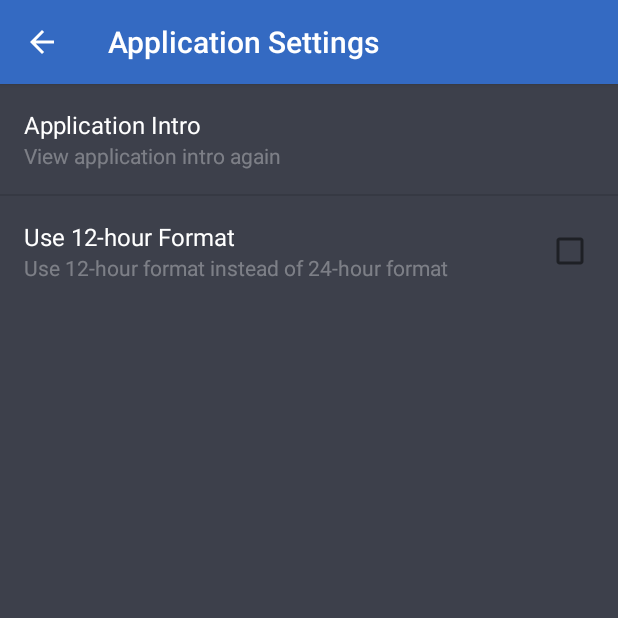
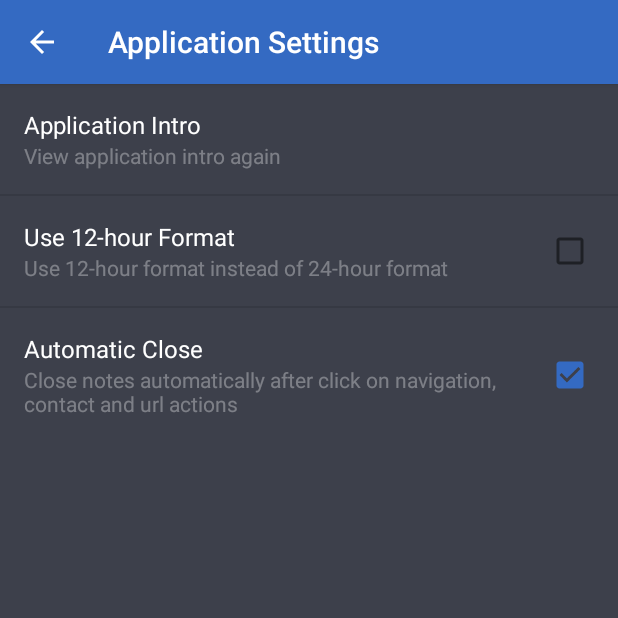
Before and after one commit to tommasoberlose/focus-lite, an Android app: the screen it shows after launch (Settings), after a tap on "APPLICATION SETTINGS", on a phone screen of 412 x 824 dp, the top half of it. Run offline under Robolectric (Android 15) with nearby library versions, the phone set to English and light mode, and no system bars; libraries missing offline, so code that uses them is left out: com.github.paolorotolo.appintro.

Commit message:
Sistemato problema lista wifi, sistemato check url, sistemato problema navigazione da widget, aggiunta possibilità di chiudere la nota dopo aver cliccato sulle azioni delle note

```diff
--- a/FLite/app/build.gradle
+++ b/FLite/app/build.gradle
@@ -8,7 +8,7 @@ android {
         applicationId "com.nego.flite"
         minSdkVersion 17
         targetSdkVersion 23
-        versionCode 32
+        versionCode 33
         versionName "1.1"
     }
     buildTypes {
--- a/FLite/app/src/main/java/com/nego/flite/Costants.java
+++ b/FLite/app/src/main/java/com/nego/flite/Costants.java
@@ -73,6 +73,7 @@ public class Costants {
     public static final String PREFERENCE_SHOW_ADD_NOTIFICATION = "PREFERENCE_SHOW_ADD_NOTIFICATION";
     public static final String PREFERENCE_TWELVE_HOUR_FORMAT = "PREFERENCE_TWELVE_HOUR_FORMAT";
     public static final String PREFERENCE_ORDER_ALARM_FIRST = "PREFERENCE_ORDER_ALARM_FIRST";
+    public static final String PREFERENCE_CLOSE_NOTE_AFTER_ACTIONS = "PREFERENCE_CLOSE_NOTE_AFTER_ACTIONS";
 
     public static final String ALARM_ACTION = "android.intent.action.ALARM";
     public static final String ACTION_SNOOZE = "com.nego.flite.intent.action.ACTION_SNOOZE";
--- a/FLite/app/src/main/java/com/nego/flite/Functions/NotificationF.java
+++ b/FLite/app/src/main/java/com/nego/flite/Functions/NotificationF.java
@@ -78,7 +78,7 @@ public class NotificationF {
         }
 
         SharedPreferences SP = context.getSharedPreferences(Costants.PREFERENCES_COSTANT, Context.MODE_PRIVATE);
-        if (r.getAlarm_repeat().equals("") && SP.getBoolean(Costants.PREFERENCE_BUTTON_DELETE, true)) {
+        if ((r.getAlarm_repeat().equals("") || r.getAlarm() == Costants.ALARM_TYPE_BLUETOOTH || r.getAlarm() == Costants.ALARM_TYPE_WIFI) && SP.getBoolean(Costants.PREFERENCE_BUTTON_DELETE, true)) {
             n.setDeleteIntent(pi_delete);
         }
 
--- a/FLite/app/src/main/java/com/nego/flite/Settings.java
+++ b/FLite/app/src/main/java/com/nego/flite/Settings.java
@@ -478,6 +478,22 @@ public class Settings extends AppCompatActivity {
             }
         });
 
+        // CLOSE NOTES AFTER ACTIONS
+        final AppCompatCheckBox close_notes__check = (AppCompatCheckBox) findViewById(R.id.close_note_after_actions_check);
+        close_notes__check.setChecked(SP.getBoolean(Costants.PREFERENCE_CLOSE_NOTE_AFTER_ACTIONS, true));
+        close_notes__check.setOnCheckedChangeListener(new CompoundButton.OnCheckedChangeListener() {
+            @Override
+            public void onCheckedChanged(CompoundButton buttonView, boolean isChecked) {
+                SP.edit().putBoolean(Costants.PREFERENCE_CLOSE_NOTE_AFTER_ACTIONS, isChecked).apply();
+            }
+        });
+        findViewById(R.id.action_close_note_after_actions).setOnClickListener(new View.OnClickListener() {
+            @Override
+            public void onClick(View v) {
+                close_notes__check.setChecked(!close_notes__check.isChecked());
+            }
+        });
+
     }
 
 
--- a/FLite/app/src/main/java/com/nego/flite/Widget/WidgetViewsFactory.java
+++ b/FLite/app/src/main/java/com/nego/flite/Widget/WidgetViewsFactory.java
@@ -188,7 +188,7 @@ public class WidgetViewsFactory implements
                 boolean address;
                 if (!mWidgetItems.get(position).getAddress().equals("")) {
                     rv.setViewVisibility(R.id.action_address, View.VISIBLE);
-                    Intent address_intent = new Intent(Intent.ACTION_VIEW, Uri.parse("google.navigation:q=" + mWidgetItems.get(position).getAddress()));
+                    Intent address_intent = new Intent(Intent.ACTION_VIEW).putExtra(Costants.EXTRA_ACTION_TYPE, "google.navigation:q=" + mWidgetItems.get(position).getAddress());
                     rv.setOnClickFillInIntent(R.id.action_address, address_intent);
                     address = true;
                 } else {
--- a/FLite/app/src/main/res/layout/page_settings.xml
+++ b/FLite/app/src/main/res/layout/page_settings.xml
@@ -394,8 +394,51 @@
                         android:layout_marginLeft="16dp"
                         android:layout_marginStart="16dp"/>
                 </RelativeLayout>
+
+                <LinearLayout
+                    android:layout_width="match_parent"
+                    android:layout_height="1dp"
+                    android:background="@android:color/black"
+                    android:alpha="0.1"/>
+
+                <RelativeLayout
+                    android:layout_width="match_parent"
+                    android:layout_height="wrap_content"
+                    android:padding="16dp"
+                    android:foreground="?attr/selectableItemBackground"
+                    android:clickable="true"
+                    android:id="@+id/action_close_note_after_actions">
+                    <TextView
+                        android:layout_width="match_parent"
+                        android:layout_height="wrap_content"
+                        android:textColor="@android:color/white"
+                        android:textAppearance="?android:attr/textAppearanceListItem"
+                        android:text="@string/title_close_note_after_actions"
+                        android:id="@+id/close_note_after_actions_title"
+                        android:layout_toLeftOf="@+id/close_note_after_actions_check"
+                        android:layout_toStartOf="@+id/close_note_after_actions_check" />
+                    <TextView
+                        android:layout_width="match_parent"
+                        android:layout_height="wrap_content"
+                        android:textColor="@color/white_back"
+                        android:id="@+id/close_note_after_actions_subtitle"
+                        android:text="@string/subtitle_close_note_after_actions"
+                        android:layout_below="@+id/close_note_after_actions_title"
+                        android:layout_toLeftOf="@+id/close_note_after_actions_check"
+                        android:layout_toStartOf="@+id/close_note_after_actions_check" />
+                    <android.support.v7.widget.AppCompatCheckBox
+                        android:layout_width="wrap_content"
+                        android:layout_height="wrap_content"
+                        android:id="@+id/close_note_after_actions_check"
+                        android:checked="true"
+                        app:theme="@style/CheckBox.Colored"
+                        android:layout_centerVertical="true"
+                        android:layout_alignParentRight="true"
+                        android:layout_alignParentEnd="true"
+                        android:layout_marginLeft="16dp"
+                        android:layout_marginStart="16dp"/>
+                </RelativeLayout>
             </LinearLayout>
-
         </LinearLayout>
     </ScrollView>
 </LinearLayout>
--- a/FLite/app/src/main/res/values/strings.xml
+++ b/FLite/app/src/main/res/values/strings.xml
@@ -197,4 +197,6 @@
     <string name="text_active_connection">Active Wi-fi Connections</string>
     <string name="subtitle_action_choose_device">Select the Bluetooth device displayed in the choice for the reminder</string>
     <string name="subtitle_action_choose_wifi">Select the Wi-fi connections displayed in the choice for the reminder</string>
+    <string name="title_close_note_after_actions">Automatic Close</string>
+    <string name="subtitle_close_note_after_actions">Close notes automatically after click on navigation, contact and url actions</string>
 </resources>
```
Also changed, not shown: FLite/app/src/main/java/com/nego/flite/Adapter/AdapterC.java (+22 -2 lines), FLite/app/src/main/java/com/nego/flite/MyDialog.java (+14 -1 lines), FLite/app/src/main/java/com/nego/flite/Utils.java (+9 -3 lines), 2 other files.
